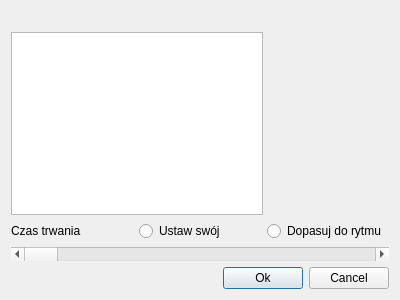
This is Pliki/step.ui in MagdalenaZimoch/Dance-App as Qt 5 draws it before an edit. The edited form follows.
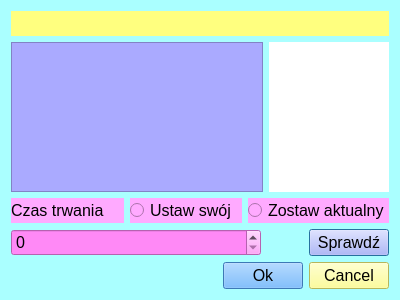
This is the edited form.

The edit to the form file:
```diff
--- a/Pliki/step.ui
+++ b/Pliki/step.ui
@@ -13,6 +13,9 @@
   <property name="windowTitle">
    <string>Dialog</string>
   </property>
+  <property name="styleSheet">
+   <string notr="true">background-color: rgb(170, 255, 255);</string>
+  </property>
   <layout class="QVBoxLayout" name="verticalLayout">
    <item>
     <layout class="QHBoxLayout" name="horizontalLayout">
@@ -24,15 +27,24 @@
        <property name="minimumSize">
         <size>
          <width>0</width>
-         <height>15</height>
+         <height>25</height>
         </size>
        </property>
        <property name="maximumSize">
         <size>
          <width>16777215</width>
-         <height>15</height>
+         <height>25</height>
         </size>
        </property>
+       <property name="font">
+        <font>
+         <pointsize>12</pointsize>
+        </font>
+       </property>
+       <property name="styleSheet">
+        <string notr="true">background-color: rgb(255, 255, 127);
+color: rgb(0, 0, 0);</string>
+       </property>
        <property name="text">
         <string/>
        </property>
@@ -50,12 +62,21 @@
     <layout class="QHBoxLayout" name="horizontalLayout_2">
      <item>
       <widget class="QTextBrowser" name="naopis">
+       <property name="font">
+        <font>
+         <pointsize>12</pointsize>
+        </font>
+       </property>
+       <property name="styleSheet">
+        <string notr="true">background-color: rgb(170, 170, 255);
+color: rgb(0, 0, 0);</string>
+       </property>
        <property name="html">
         <string>&lt;!DOCTYPE HTML PUBLIC &quot;-//W3C//DTD HTML 4.0//EN&quot; &quot;http://www.w3.org/TR/REC-html40/strict.dtd&quot;&gt;
 &lt;html&gt;&lt;head&gt;&lt;meta name=&quot;qrichtext&quot; content=&quot;1&quot; /&gt;&lt;style type=&quot;text/css&quot;&gt;
 p, li { white-space: pre-wrap; }
-&lt;/style&gt;&lt;/head&gt;&lt;body style=&quot; font-family:'MS Shell Dlg 2'; font-size:8.25pt; font-weight:400; font-style:normal;&quot;&gt;
-&lt;p align=&quot;justify&quot; style=&quot;-qt-paragraph-type:empty; margin-top:0px; margin-bottom:0px; margin-left:0px; margin-right:0px; -qt-block-indent:0; text-indent:0px;&quot;&gt;&lt;br /&gt;&lt;/p&gt;&lt;/body&gt;&lt;/html&gt;</string>
+&lt;/style&gt;&lt;/head&gt;&lt;body style=&quot; font-family:'MS Shell Dlg 2'; font-size:12pt; font-weight:400; font-style:normal;&quot;&gt;
+&lt;p align=&quot;justify&quot; style=&quot;-qt-paragraph-type:empty; margin-top:0px; margin-bottom:0px; margin-left:0px; margin-right:0px; -qt-block-indent:0; text-indent:0px; font-size:8.25pt;&quot;&gt;&lt;br /&gt;&lt;/p&gt;&lt;/body&gt;&lt;/html&gt;</string>
        </property>
       </widget>
      </item>
@@ -70,9 +91,13 @@
        <property name="maximumSize">
         <size>
          <width>120</width>
-         <height>120</height>
+         <height>254</height>
         </size>
        </property>
+       <property name="styleSheet">
+        <string notr="true">background-color: rgb(255, 255, 255);
+color: rgb(0, 0, 0);</string>
+       </property>
        <property name="text">
         <string/>
        </property>
@@ -84,33 +109,114 @@
     <layout class="QHBoxLayout" name="horizontalLayout_3">
      <item>
       <widget class="QLabel" name="label_7">
+       <property name="font">
+        <font>
+         <pointsize>12</pointsize>
+        </font>
+       </property>
+       <property name="styleSheet">
+        <string notr="true">background-color: rgb(255, 170, 255);
+color: rgb(0, 0, 0);</string>
+       </property>
        <property name="text">
         <string>Czas trwania</string>
        </property>
       </widget>
      </item>
      <item>
-      <widget class="QRadioButton" name="radioButton">
+      <widget class="QRadioButton" name="radioustaw">
+       <property name="font">
+        <font>
+         <pointsize>12</pointsize>
+        </font>
+       </property>
+       <property name="styleSheet">
+        <string notr="true">background-color: rgb(255, 170, 255);
+color: rgb(0, 0, 0);</string>
+       </property>
        <property name="text">
         <string>Ustaw swój</string>
        </property>
       </widget>
      </item>
      <item>
-      <widget class="QRadioButton" name="radioButton_2">
+      <widget class="QRadioButton" name="radiozostaw">
+       <property name="font">
+        <font>
+         <pointsize>12</pointsize>
+        </font>
+       </property>
+       <property name="styleSheet">
+        <string notr="true">background-color: rgb(255, 170, 255);
+color: rgb(0, 0, 0);</string>
+       </property>
        <property name="text">
-        <string>Dopasuj do rytmu</string>
+        <string>Zostaw aktualny</string>
        </property>
       </widget>
      </item>
     </layout>
    </item>
    <item>
-    <widget class="QScrollBar" name="horizontalScrollBar">
-     <property name="orientation">
-      <enum>Qt::Horizontal</enum>
-     </property>
-    </widget>
+    <layout class="QHBoxLayout" name="horizontalLayout_5">
+     <item>
+      <widget class="QSpinBox" name="spinBox">
+       <property name="minimumSize">
+        <size>
+         <width>250</width>
+         <height>0</height>
+        </size>
+       </property>
+       <property name="maximumSize">
+        <size>
+         <width>500</width>
+         <height>100</height>
+        </size>
+       </property>
+       <property name="font">
+        <font>
+         <pointsize>12</pointsize>
+        </font>
+       </property>
+       <property name="styleSheet">
+        <string notr="true">background-color: rgb(255, 137, 246);
+color: rgb(0, 0, 0);</string>
+       </property>
+       <property name="maximum">
+        <number>999999999</number>
+       </property>
+      </widget>
+     </item>
+     <item>
+      <spacer name="horizontalSpacer">
+       <property name="orientation">
+        <enum>Qt::Horizontal</enum>
+       </property>
+       <property name="sizeHint" stdset="0">
+        <size>
+         <width>40</width>
+         <height>20</height>
+        </size>
+       </property>
+      </spacer>
+     </item>
+     <item>
+      <widget class="QPushButton" name="sprawdzbtn">
+       <property name="font">
+        <font>
+         <pointsize>12</pointsize>
+        </font>
+       </property>
+       <property name="styleSheet">
+        <string notr="true">background-color: rgb(170, 170, 255);
+color: rgb(0, 0, 0);</string>
+       </property>
+       <property name="text">
+        <string>Sprawdź</string>
+       </property>
+      </widget>
+     </item>
+    </layout>
    </item>
    <item>
     <layout class="QHBoxLayout" name="horizontalLayout_4">
@@ -129,6 +235,15 @@
      </item>
      <item>
       <widget class="QPushButton" name="okbtn">
+       <property name="font">
+        <font>
+         <pointsize>12</pointsize>
+        </font>
+       </property>
+       <property name="styleSheet">
+        <string notr="true">background-color: rgb(85, 170, 255);
+color: rgb(0, 0, 0);</string>
+       </property>
        <property name="text">
         <string>Ok</string>
        </property>
@@ -136,6 +251,15 @@
      </item>
      <item>
       <widget class="QPushButton" name="cancelbtn">
+       <property name="font">
+        <font>
+         <pointsize>12</pointsize>
+        </font>
+       </property>
+       <property name="styleSheet">
+        <string notr="true">background-color: rgb(255, 255, 127);
+color: rgb(0, 0, 0);</string>
+       </property>
        <property name="text">
         <string>Cancel</string>
        </property>
```
